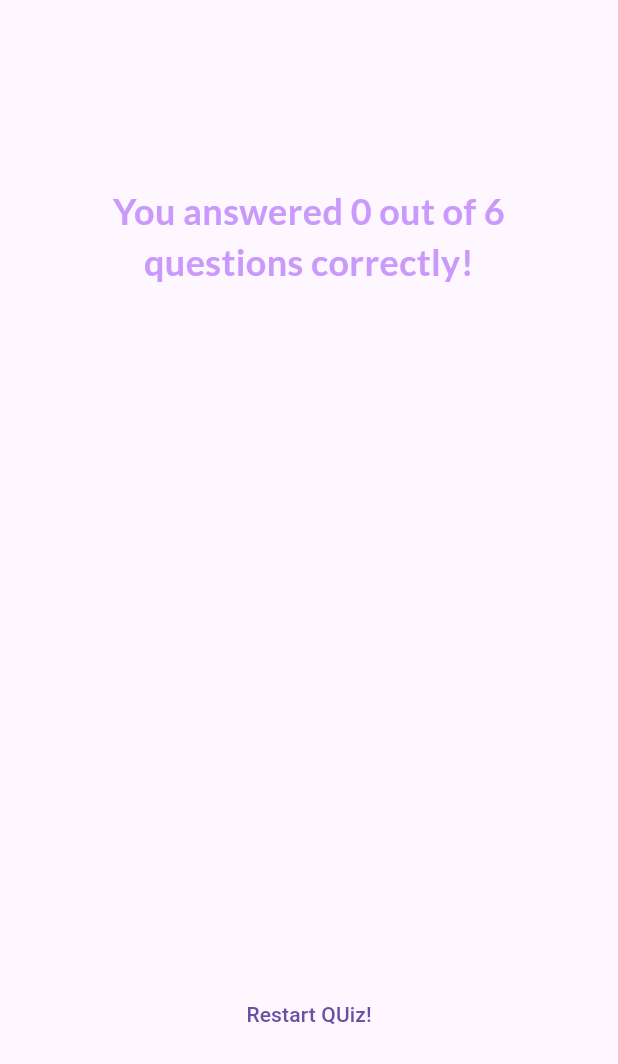
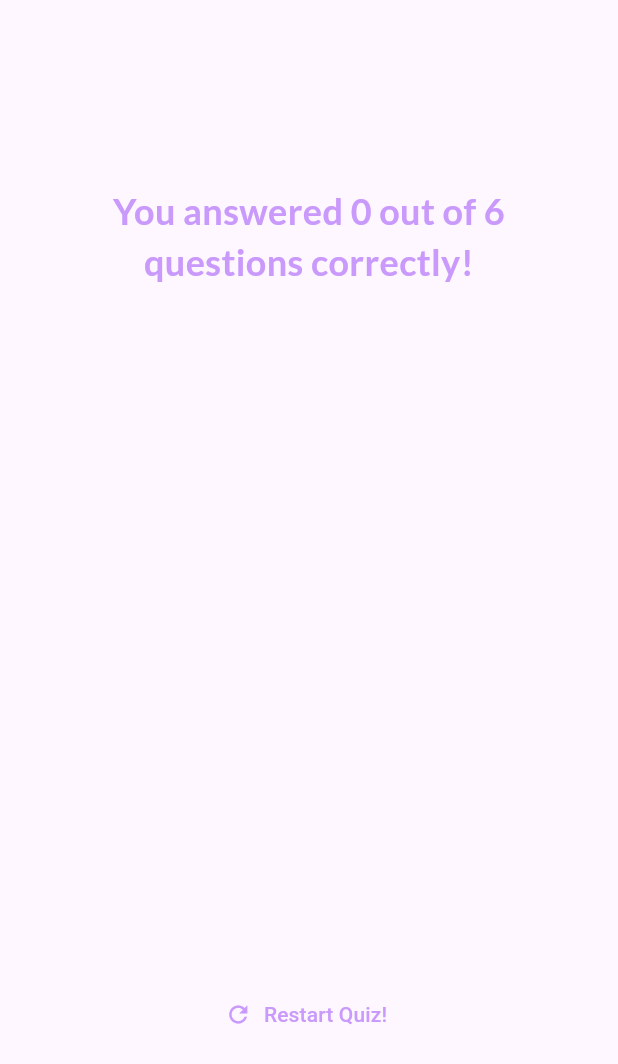
Before and after one commit to Bureau536/flutter_third_exercise, a Flutter app: the ResultsScreen widget shown alone on an empty page, opened directly with empty values, on a phone screen of 412 x 824 dp. Shown: the top 1064 px of the screen. Run offline on Flutter 3.47's test engine with Material 3 defaults, Android fonts, the phone set to English and light mode, and no system bars; our stand-ins replace google_fonts.

Commit message:
Update
Styling and functionality to Restart button

```diff
--- a/lib/results_screen.dart
+++ b/lib/results_screen.dart
@@ -7,7 +7,10 @@ class ResultsScreen extends StatelessWidget {
   const ResultsScreen({
     super.key,
     required this.chosenAnswers,
+    required this.restartQuiz,
   });
+
+  final void Function() restartQuiz;
 
   final List<String> chosenAnswers;
 
@@ -56,7 +59,14 @@ class ResultsScreen extends StatelessWidget {
             const SizedBox(height: 30),
             QuestionsSummary(summaryData),
             const SizedBox(height: 30),
-            TextButton(onPressed: () {}, child: const Text('Restart QUiz!'))
+            TextButton.icon(
+              onPressed: () {restartQuiz();},
+              style: TextButton.styleFrom(
+                foregroundColor: const Color.fromARGB(255, 201, 153, 251),
+              ),
+              icon: const Icon(Icons.refresh),
+              label: const Text('Restart Quiz!'),
+            ),
           ],
         ),
       ),
```
Also changed, not shown: lib/questions_summary/summary_item.dart (+8 -0 lines), lib/quiz.dart (+14 -2 lines).
